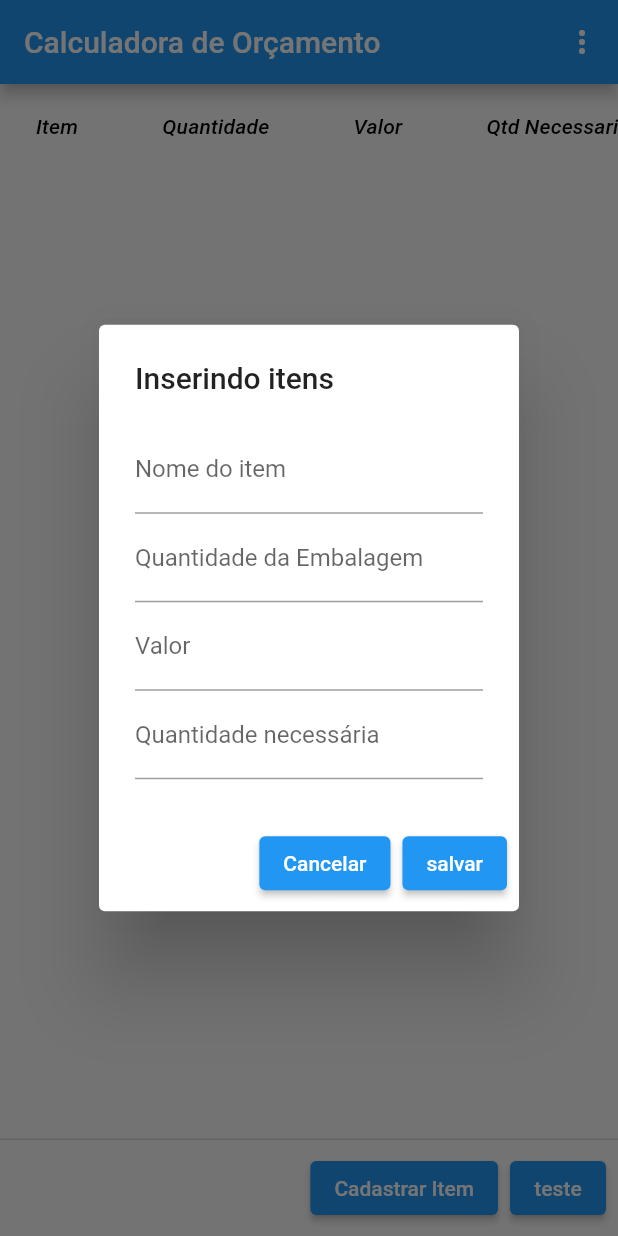
After one commit to GianCarloRumachella/CalculadoraOrcamento, a Flutter app: the Home screen opened directly, after a tap on "Cadastrar Item", on a phone screen of 412 x 824 dp. The commit adds this screen. Run offline on Flutter 3.47's test engine with Material 2 defaults, Android fonts, the phone set to English and light mode, and no system bars; our stand-ins replace cloud_firestore, firebase_auth, firebase_core; accounts and stored records are empty.

Commit message:
criação de widgets para reutilização itens recuperados  do firebase aparecem em uma datatable

```diff
--- a/lib/Home.dart
+++ b/lib/Home.dart
@@ -1,7 +1,10 @@
-
+import 'package:calc_orcamento/model/ItemOrcamento.dart';
+import 'package:calc_orcamento/widgets/Botao.dart';
 import 'package:flutter/material.dart';
 import 'package:calc_orcamento/bloc/LoginBloc.dart';
 import 'package:calc_orcamento/bloc/OrcamentoBloc.dart';
+import 'package:calc_orcamento/widgets/DialogTela.dart';
+import 'package:flutter/rendering.dart';
 
 class Home extends StatefulWidget {
   const Home({Key key}) : super(key: key);
@@ -15,6 +18,9 @@ class _HomeState extends State<Home> {
   OrcamentoBloc _orcBloc = OrcamentoBloc();
 
   List<String> itensMenu = ["Configurações", "Sair"];
+  List<DataRow> _rowList = [];
+
+  DialogTela dialog = DialogTela();
 
   _escolhaMenuItem(String itemEscolhido) async {
     switch (itemEscolhido) {
@@ -26,22 +32,85 @@ class _HomeState extends State<Home> {
     }
   }
 
+  _dataTable() {
+    return DataTable(
+      columns: <DataColumn>[
+        DataColumn(
+          label: Text(
+            "Item",
+            style: TextStyle(fontStyle: FontStyle.italic),
+          ),
+        ),
+        DataColumn(
+          label: Text(
+            "Quantidade",
+            style: TextStyle(fontStyle: FontStyle.italic),
+          ),
+        ),
+        DataColumn(
+          label: Text(
+            "Valor",
+            style: TextStyle(fontStyle: FontStyle.italic),
+          ),
+        ),
+        DataColumn(
+          label: Text(
+            "Qtd Necessaria",
+            style: TextStyle(fontStyle: FontStyle.italic),
+          ),
+        ),
+        DataColumn(
+          label: Text(
+            "Valor Unitário",
+            style: TextStyle(fontStyle: FontStyle.italic),
+          ),
+        ),
+        DataColumn(
+          label: Text(
+            "Valor Real",
+            style: TextStyle(fontStyle: FontStyle.italic),
+          ),
+        ),
+      ],
+      rows: _rowList,
+    );
+  }
+
+  _criaRows() async {
+    _rowList.clear();
+
+    List<ItemOrcamento> tempList = await _orcBloc.recuperaOrcamento("teste");
+
+    print("tamanho da lista de itens do orçamento: " +
+        tempList.length.toString());
+
+    for (var item in tempList) {
+      _rowList.add(
+        DataRow(
+          cells: <DataCell>[
+            DataCell(Text(item.nome)),
+            DataCell(Text(item.quantidade.toString())),
+            DataCell(Text(item.valor.toString())),
+            DataCell(Text(item.quantidadeNecessaria.toString())),
+            DataCell(Text(item.valorUnitario.toString())),
+            DataCell(Text(item.valorReal.toString())),
+          ],
+        ),
+      );
+    }
+
+    setState(() {});
+    tempList.clear();
+  }
+
+  @override
+  void initState() {
+    _criaRows();
+    super.initState();
+  }
+
   @override
   Widget build(BuildContext context) {
-    /* final valorUnitario = orcBloc.calculaValorUnitario(7.00, 12);
-    final valorReal = orcBloc.calculaValorReal(valorUnitario, 12);
-    ItemOrcamento itemOrcamento = ItemOrcamento("farinha", 12, 7.00, 5,
-        valorUnitario: valorUnitario, valorReal: valorReal); */
-    //calcBloc.criarUsuario("giancarlo.rumachella@gmail.com", "123456");
-    //calcBloc.verficaUsuarioLogado();
-    //calcBloc.logaUsuario("giancarlo.rumachella@gmail.com", "123456");
-    //calcBloc.deslogaUsuario();
-    //orcBloc.criaOrcamento("Orcamento teste2", itensOrc);
-    //orcBloc.adicionaItemOrcamento("Bolo", itemOrcamento.toMap());
-    /* orcBloc.adicionaItemOrcamento("Orcamento teste 2", itensOrc2);
-    orcBloc.adicionaItemOrcamento("Orcamento teste 2", itensOrc); */
-    //orcBloc.deletaItemOrcamento("eUawsebJNh6kV26dDXVJ", "Orcamento teste 2");
-    //orcBloc.recuperaOrcamento("Bolo");
     return Scaffold(
       appBar: AppBar(
         title: Text("Calculadora de Orçamento"),
@@ -59,11 +128,35 @@ class _HomeState extends State<Home> {
           ),
         ],
       ),
-      body: Center(
+      persistentFooterButtons: [
+        Botao(
+          label: "Cadastrar Item",
+          onPressed: () {
+            showDialog(
+                context: context,
+                builder: (context) {
+                  return DialogTela(
+                    nomeAlert: "Inserindo itens",
+                    labelBotao1: "salvar",
+                    labelBotao2: "Cancelar",
+                  );
+                });
+          },
+        ),
+        Botao(
+          label: "teste",
+          onPressed: () {
+            _criaRows();
+          },
+        ),
+      ],
+      body: Container(
+        //padding: EdgeInsets.all(32),
         child: Container(
-          padding: EdgeInsets.all(32),
-          child: Text("TELA DE HOME"),
-        ),
+            child: SingleChildScrollView(
+          scrollDirection: Axis.horizontal,
+          child: _dataTable(),
+        )),
       ),
     );
   }
--- a/lib/Pages/Login.dart
+++ b/lib/Pages/Login.dart
@@ -52,6 +52,7 @@ class _LoginState extends State<Login> {
                 controller: _emailController,
                 autofocus: true,
                 keyboardType: TextInputType.emailAddress,
+                textInputAction: TextInputAction.next,
                 style: TextStyle(
                   fontSize: 16,
                   fontWeight: FontWeight.bold,
@@ -118,6 +119,7 @@ class _LoginState extends State<Login> {
                           _loginEmProgresso = true;
                         });
                       } else {
+                        _loginEmProgresso = false;
                         setState(() {
                           _mensagemErro = "E-mail ou senha inválidos";
                         });
@@ -132,7 +134,7 @@ class _LoginState extends State<Login> {
                 style: TextStyle(color: Colors.grey),
               ),
               onPressed: () {
-                Navigator.pushReplacement(
+                Navigator.push(
                   context,
                   MaterialPageRoute(
                     builder: (context) => Cadastro(),
--- a/lib/bloc/LoginBloc.dart
+++ b/lib/bloc/LoginBloc.dart
@@ -6,6 +6,8 @@ import 'package:flutter/material.dart';
 
 class LoginBloc {
   FirebaseAuth auth = FirebaseAuth.instance;
+
+  User get usuario => auth.currentUser;
 
   criaUsuario(String email, String senha) {
     auth
--- a/lib/bloc/OrcamentoBloc.dart
+++ b/lib/bloc/OrcamentoBloc.dart
@@ -1,8 +1,12 @@
 import 'package:calc_orcamento/model/ItemOrcamento.dart';
 import 'package:cloud_firestore/cloud_firestore.dart';
+import 'package:firebase_auth/firebase_auth.dart';
 
 class OrcamentoBloc {
   FirebaseFirestore db = FirebaseFirestore.instance;
+  FirebaseAuth auth = FirebaseAuth.instance;
+
+  User get usuario => auth.currentUser;
 
   criaOrcamento(String nomeOrcamento, Map<String, dynamic> itensOrcamento) {
     db
@@ -17,7 +21,7 @@ class OrcamentoBloc {
     Map<String, dynamic> itemParaAdicionar,
   ) {
     db
-        .collection("orcamento")
+        .collection(usuario.email)
         .doc(nomeOrcamento)
         .collection("itens")
         .add(itemParaAdicionar);
@@ -25,16 +29,19 @@ class OrcamentoBloc {
 
   deletaItemOrcamento(String idItem, String nomeOrcamento) {
     db
-        .collection("orcamento")
+        .collection(usuario.email)
         .doc(nomeOrcamento)
         .collection("itens")
         .doc(idItem)
         .delete();
   }
 
-  Future recuperaOrcamento(String nomeOrcamento) async {
+  Future<List<ItemOrcamento>> recuperaOrcamento(String nomeOrcamento) async {
+
+    List<ItemOrcamento> itensOrcamento = [];
+
     QuerySnapshot querySnapshot = await db
-        .collection("orcamento")
+        .collection(usuario.email)
         .doc(nomeOrcamento)
         .collection("itens")
         .get();
@@ -44,13 +51,15 @@ class OrcamentoBloc {
         documento["quantidade"],
         documento["valor"],
         documento["quantidadeNecessaria"],
+        valorUnitario: documento["valorUnitario"],
+        valorReal: documento["valorReal"],
       );
-      //itemOrcamento.nome = "xalala";
+
+      itensOrcamento.add(itemOrcamento);
       print(itemOrcamento.toMap());
-
-      //adicionaItemOrcamento(nomeOrcamento, itemOrcamento.toMap());
     }
 
+    return itensOrcamento;
   }
 
   double calculaValorUnitario(double valor, double quantidade) {
@@ -63,4 +72,32 @@ class OrcamentoBloc {
     return double.parse(
         (valorUnitario * quantidadeNecessaria).toStringAsFixed(2));
   }
+
+  //**REFATORAR POSTERIORMENTE ACHAR BONS NOMES PARA AS VARIAVEIS, PQ SÓ POR DEUS MESMO */
+  ItemOrcamento trataDados(String nome, String quantidade, String valor,
+      String quantidadeNecessaria) {
+    double quantidadeDouble;
+    double valorDouble,
+        quantidadeNecessariaDouble,
+        valorUnitarioDouble,
+        valorRealDouble;
+
+    if (nome.isNotEmpty ||
+        quantidade.isNotEmpty ||
+        valor.isNotEmpty ||
+        quantidadeNecessaria.isNotEmpty) {
+      quantidadeDouble = double.parse(quantidade);
+      valorDouble = double.parse(valor);
+      quantidadeNecessariaDouble = double.parse(quantidadeNecessaria);
+      valorUnitarioDouble = calculaValorUnitario(valorDouble, quantidadeDouble);
+      valorRealDouble =
+          calculaValorReal(valorUnitarioDouble, quantidadeNecessariaDouble);
+
+      return ItemOrcamento(
+          nome, quantidadeDouble, valorDouble, quantidadeNecessariaDouble,
+          valorUnitario: valorUnitarioDouble, valorReal: valorRealDouble);
+    } else {
+      return null;
+    }
+  }
 }
--- a/lib/model/ItemOrcamento.dart
+++ b/lib/model/ItemOrcamento.dart
@@ -1,6 +1,6 @@
 class ItemOrcamento {
   String _nome;
-  int _quantidade;
+  double _quantidade;
   double _valor;
   double _quantidadeNecessaria;
   double valorUnitario;
@@ -19,8 +19,8 @@ class ItemOrcamento {
   String get nome => this._nome;
   set nome(String value) => this._nome = value;
 
-  int get quantidade => this._quantidade;
-  set quantidade(int value) => this._quantidade = value;
+  double get quantidade => this._quantidade;
+  set quantidade(double value) => this._quantidade = value;
 
   double get valor => this._valor;
   set valor(double value) => this._valor = value;
--- /dev/null
+++ b/lib/widgets/Botao.dart
@@ -0,0 +1,16 @@
+import 'package:flutter/material.dart';
+
+class Botao extends StatelessWidget {
+  final String label;
+  final Function onPressed;
+
+  Botao({this.label, this.onPressed});
+
+  @override
+  Widget build(BuildContext context) {
+    return ElevatedButton(
+      onPressed: onPressed,
+      child: Text(label),
+    );
+  }
+}
--- /dev/null
+++ b/lib/widgets/DialogTela.dart
@@ -0,0 +1,111 @@
+import 'package:flutter/material.dart';
+import 'package:calc_orcamento/widgets/Botao.dart';
+import 'package:calc_orcamento/bloc/OrcamentoBloc.dart';
+
+class DialogTela extends StatelessWidget {
+  final TextEditingController _nomeController = TextEditingController();
+  final TextEditingController _quantidadeController = TextEditingController();
+  final TextEditingController _valorController = TextEditingController();
+  final TextEditingController _quantidadeNecessariaController =
+      TextEditingController();
+
+  final String nomeAlert;
+  final String labelBotao1;
+  final String labelBotao2;
+
+  final OrcamentoBloc orcamentoBloc = OrcamentoBloc();
+
+  DialogTela({
+    this.nomeAlert,
+    this.labelBotao1,
+    this.labelBotao2,
+  });
+
+//** CRIAR METODO PARA VERIFICAR SE OS CAMPOS NÃO SÃO NULOS */
+
+  save() async {
+    try {
+      await orcamentoBloc.adicionaItemOrcamento(
+          "teste",
+          orcamentoBloc
+              .trataDados(_nomeController.text, _quantidadeController.text,
+                  _valorController.text, _quantidadeNecessariaController.text)
+              .toMap());
+    } on Exception catch (e) {
+      print("Exception" + e.toString());
+    }
+  }
+
+  @override
+  Widget build(BuildContext context) {
+    return AlertDialog(
+      title: Text(nomeAlert),
+      content: SingleChildScrollView(
+        child: Column(
+          mainAxisSize: MainAxisSize.min,
+          children: [
+            TextField(
+              controller: _nomeController,
+              keyboardType: TextInputType.name,
+              textInputAction: TextInputAction.next,
+              autofocus: false,
+              decoration: InputDecoration(
+                labelText: "Nome do item",
+                hintText: "Nome do item",
+              ),
+            ),
+            TextField(
+              controller: _quantidadeController,
+              keyboardType: TextInputType.number,
+              textInputAction: TextInputAction.next,
+              autofocus: false,
+              decoration: InputDecoration(
+                labelText: "Quantidade da Embalagem",
+                hintText: "Quantidade de itens",
+              ),
+            ),
+            TextField(
+              controller: _valorController,
+              keyboardType: TextInputType.number,
+              textInputAction: TextInputAction.next,
+              autofocus: false,
+              decoration: InputDecoration(
+                labelText: "Valor",
+                hintText: "Valor do item",
+              ),
+            ),
+            TextField(
+              controller: _quantidadeNecessariaController,
+              keyboardType: TextInputType.number,
+              textInputAction: TextInputAction.next,
+              autofocus: false,
+              decoration: InputDecoration(
+                labelText: "Quantidade necessária",
+                hintText: "Quantidade necessária",
+              ),
+            ),
+          ],
+        ),
+      ),
+      actions: [
+        Botao(
+          label: labelBotao2,
+          onPressed: () {
+            Navigator.pop(context);
+          },
+        ),
+        Botao(
+          label: labelBotao1,
+          onPressed: () {
+            save();
+            _nomeController.clear();
+            _quantidadeController.clear();
+            _valorController.clear();
+            _quantidadeController.clear();
+            Navigator.pop(context);
+          },
+        ),
+      ],
+    );
+  }
+}
```
